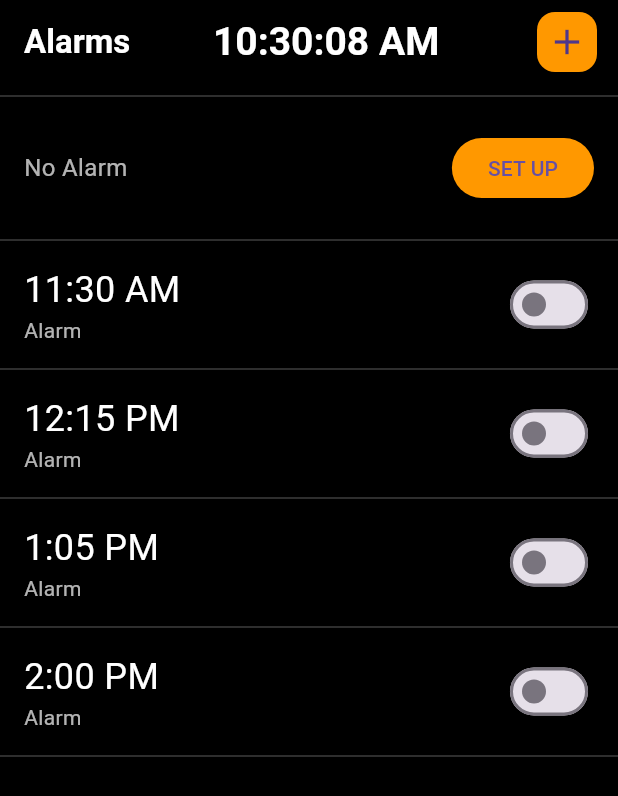
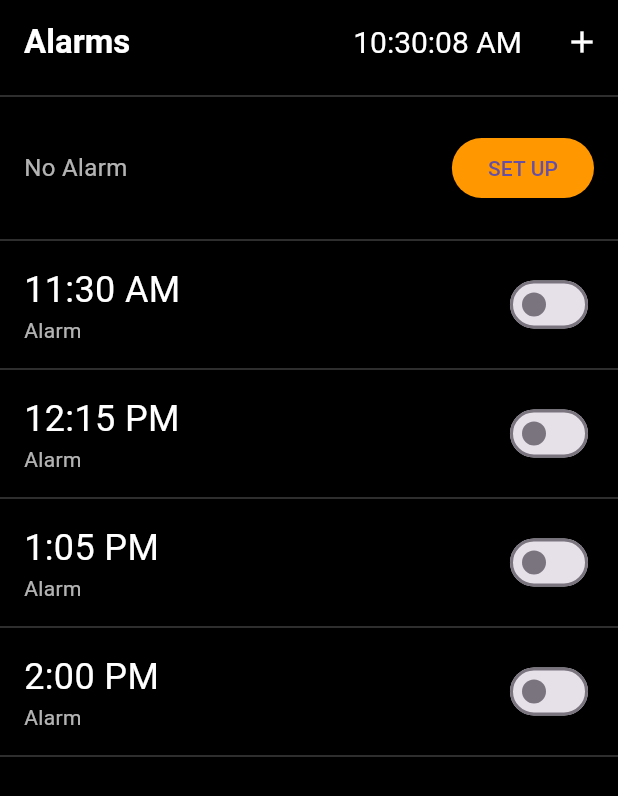
Before and after one commit to ClaudioSouk/Alarm_Screen, a Flutter app: the screen it shows after launch, after a tap on the "add" icon, on a phone screen of 412 x 824 dp. Shown: the top 796 px of the screen. Run offline on Flutter 3.47's test engine with Material 3 defaults, Android fonts, the light colour scheme and no system bars.

Commit message:
Update main.dart

```diff
--- a/lib/main.dart
+++ b/lib/main.dart
@@ -1,4 +1,3 @@
-import 'dart:async';
 import 'package:flutter/material.dart';
 import 'package:intl/intl.dart'; // Import for formatting time
 
@@ -44,62 +43,37 @@ class _AlarmScreenState extends State<AlarmScreen> {
         backgroundColor: Colors.black,
         title: Row(
           children: [
-            // "Alarms" is LOCKED to the left
-            Align(
-              alignment: Alignment.centerLeft,
-              child: Text(
+            Text(
               'Alarms',
-                style: TextStyle(
-                  fontSize: 22,
-                  fontWeight: FontWeight.bold,
-                  color: Colors.white,
+              style: TextStyle(fontSize: 22, fontWeight: FontWeight.bold, color: Colors.white),
             ),
-              ),
-            ),
-            SizedBox(width: 10), // Small space to separate from time
-
-            // Live Time Expands & Stays Centered
-            Expanded(
-              child: StreamBuilder<DateTime>(
-                stream: Stream.periodic(
-                  Duration(seconds: 1),
-                  (_) => DateTime.now(),
-                ),
+            Spacer(), // Align time to the right
+            StreamBuilder<DateTime>(
+              stream: Stream.periodic(Duration(seconds: 1), (_) => DateTime.now()),
               builder: (context, snapshot) {
-                  String timeText = snapshot.hasData
-                      ? DateFormat('hh:mm:ss a').format(snapshot.data!)
-                      : "Loading...";
-                  return Center(
-                    child: Text(
+                String timeText = snapshot.hasData ? DateFormat('hh:mm:ss a').format(snapshot.data!) : "Loading...";
+                return Text(
                   timeText,
-                      style: TextStyle(
-                        fontSize: 26,
-                        fontWeight: FontWeight.bold,
-                        color: Colors.white,
-                      ),
-                    ),
+                  style: TextStyle(fontSize: 20, color: Colors.white),
                 );
               },
-              ),
             ),
           ],
         ),
         actions: [
-          Padding(
-            padding: const EdgeInsets.only(right: 10.0),
-            child: FloatingActionButton(
-              onPressed: () => setState(() => alarmTimes.add('2:00 PM')),
-              backgroundColor: Colors.orange,
-              child: Icon(Icons.add, size: 28),
-              mini: true,
-            ),
+          IconButton(
+            icon: Icon(Icons.add, color: Colors.white),
+            onPressed: () {
+              setState(() {
+                alarmTimes.add('2:00 PM'); // Add a new alarm time
+              });
+            },
           ),
         ],
       ),
       body: Container(
         color: Colors.black,
         child: Column(
-          crossAxisAlignment: CrossAxisAlignment.start,
           children: [
             Divider(color: Colors.white24),
             Padding(
@@ -121,20 +95,19 @@ class _AlarmScreenState extends State<AlarmScreen> {
               child: ListView.builder(
                 itemCount: alarmTimes.length,
                 itemBuilder: (context, index) {
-                  return Column(
+                  return GestureDetector(
+                    onTap: () => _editTime(index),
+                    child: Column(
                       children: [
                         Padding(
                           padding: const EdgeInsets.symmetric(horizontal: 16.0, vertical: 8.0),
-                        child: GestureDetector(
-                          onTap: () => _editTime(index),
                           child: Row(
                             mainAxisAlignment: MainAxisAlignment.spaceBetween,
                             children: [
                               Column(
                                 crossAxisAlignment: CrossAxisAlignment.start,
                                 children: [
-                                  Text(alarmTimes[index],
-                                      style: TextStyle(color: Colors.white, fontSize: 24)),
+                                  Text(alarmTimes[index], style: TextStyle(color: Colors.white, fontSize: 24)),
                                   Text('Alarm', style: TextStyle(color: Colors.white70)),
                                 ],
                               ),
@@ -146,9 +119,9 @@ class _AlarmScreenState extends State<AlarmScreen> {
                             ],
                           ),
                         ),
-                      ),
                         Divider(color: Colors.white24),
                       ],
+                    ),
                   );
                 },
               ),
```
Lines whose indentation alone changed are shown as unchanged.
